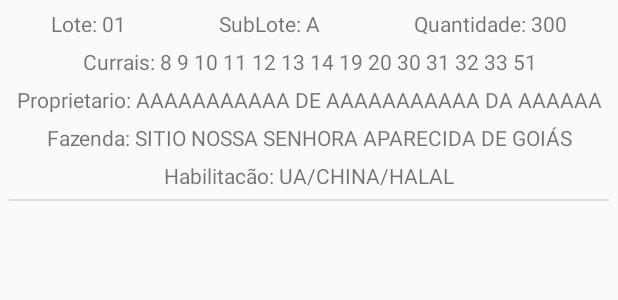
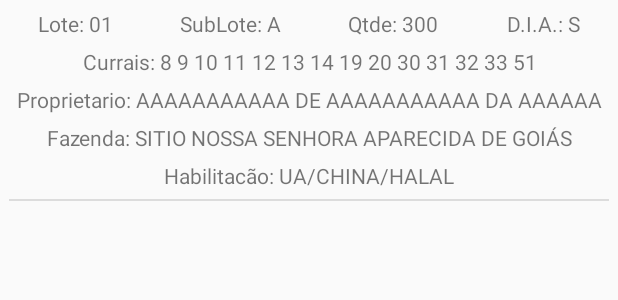
Before and after one commit to cristovanguidocamilo/ApioBM, an Android app: the layout adapter_escala_abate.xml on its own in the app's theme, with its tools: preview values and no code run, on a phone screen of 412 x 824 dp. Shown: the top 300 px of the screen. Run offline under Robolectric (Android 15) with nearby library versions, the phone set to English and light mode, and no system bars.

Commit message:
Ajustes Gerais. Incluido campo DIA na escala de abate indicando que tem brinco para ler ou não

```diff
--- a/app/src/main/java/com/cristovancamilo/apoiobm/adapter/AdapterCamaras.java
+++ b/app/src/main/java/com/cristovancamilo/apoiobm/adapter/AdapterCamaras.java
@@ -12,7 +12,6 @@ import androidx.recyclerview.widget.RecyclerView;
 
 import com.cristovancamilo.apoiobm.R;
 import com.cristovancamilo.apoiobm.model.Camaras;
-import com.cristovancamilo.apoiobm.model.EstoqueBloqueado;
 
 import java.util.List;
 
--- a/app/src/main/java/com/cristovancamilo/apoiobm/api/ApoioBMService.java
+++ b/app/src/main/java/com/cristovancamilo/apoiobm/api/ApoioBMService.java
@@ -2,8 +2,8 @@ package com.cristovancamilo.apoiobm.api;
 
 import com.cristovancamilo.apoiobm.model.Camaras;
 import com.cristovancamilo.apoiobm.model.EscalaAbate;
+import com.cristovancamilo.apoiobm.model.AcompanhaAbate;
 import com.cristovancamilo.apoiobm.model.EstoqueBloqueado;
-import com.cristovancamilo.apoiobm.model.AcompanhaAbate;
 
 import java.util.List;
 
--- a/app/src/main/java/com/cristovancamilo/apoiobm/model/EscalaAbate.java
+++ b/app/src/main/java/com/cristovancamilo/apoiobm/model/EscalaAbate.java
@@ -10,6 +10,7 @@ public class EscalaAbate {
     private String nomeFazenda;
     private String habilitacao;
     private String statusLote;
+    private String brincado;
 
     public EscalaAbate() {
     }
@@ -77,4 +78,8 @@ public class EscalaAbate {
     public void setStatusLote(String statusLote) {
         this.statusLote = statusLote;
     }
+
+    public String getBrincado() { return brincado; }
+
+    public void setBrincado(String brincado) { this.brincado = brincado; }
 }
--- a/app/src/main/res/layout/adapter_escala_abate.xml
+++ b/app/src/main/res/layout/adapter_escala_abate.xml
@@ -34,9 +34,18 @@
             android:id="@+id/textViewQuantidadeEscala"
             android:layout_width="wrap_content"
             android:layout_height="wrap_content"
+            android:layout_marginRight="6dp"
             android:layout_weight="1"
             android:gravity="center"
-            android:text="Quantidade: 300" />
+            android:text="Qtde: 300" />
+
+        <TextView
+            android:id="@+id/textViewBrincado"
+            android:layout_width="wrap_content"
+            android:layout_height="wrap_content"
+            android:layout_weight="1"
+            android:gravity="center"
+            android:text="D.I.A.: S" />
 
     </LinearLayout>
 
```
Also changed, not shown: app/src/main/java/com/cristovancamilo/apoiobm/activity/CamarasActivity.java (+3 -7 lines), app/src/main/java/com/cristovancamilo/apoiobm/activity/EscalaAbateActivity.java (+3 -5 lines), app/src/main/java/com/cristovancamilo/apoiobm/activity/EstoqueBloqueadoActivity.java (+3 -6 lines), app/src/main/java/com/cristovancamilo/apoiobm/adapter/AdapterEscalaAbate.java (+4 -3 lines).
